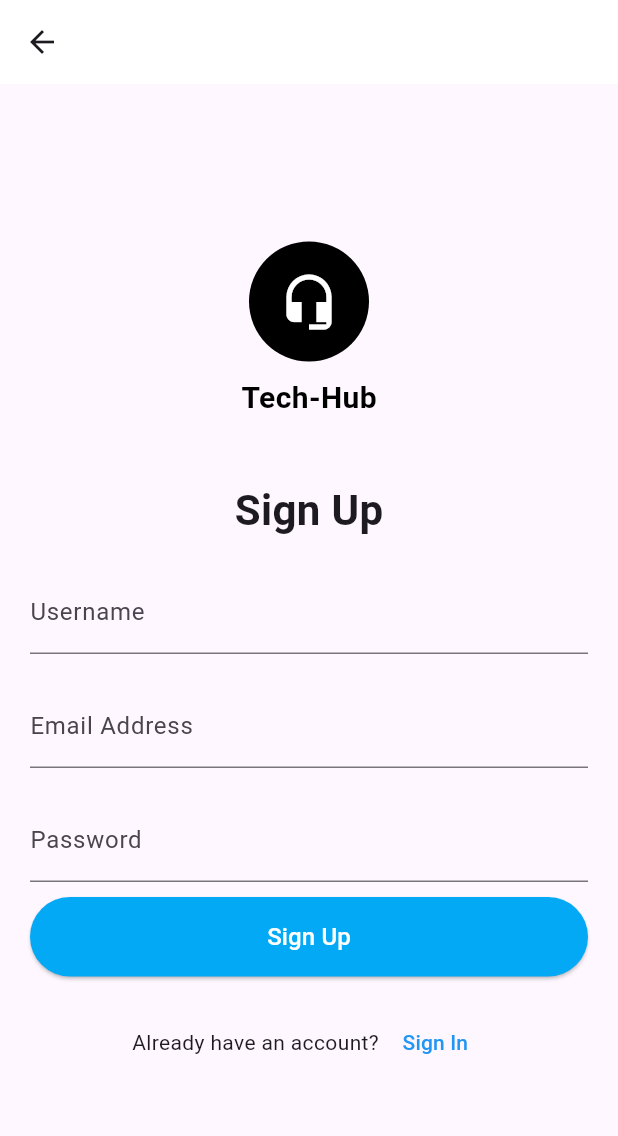
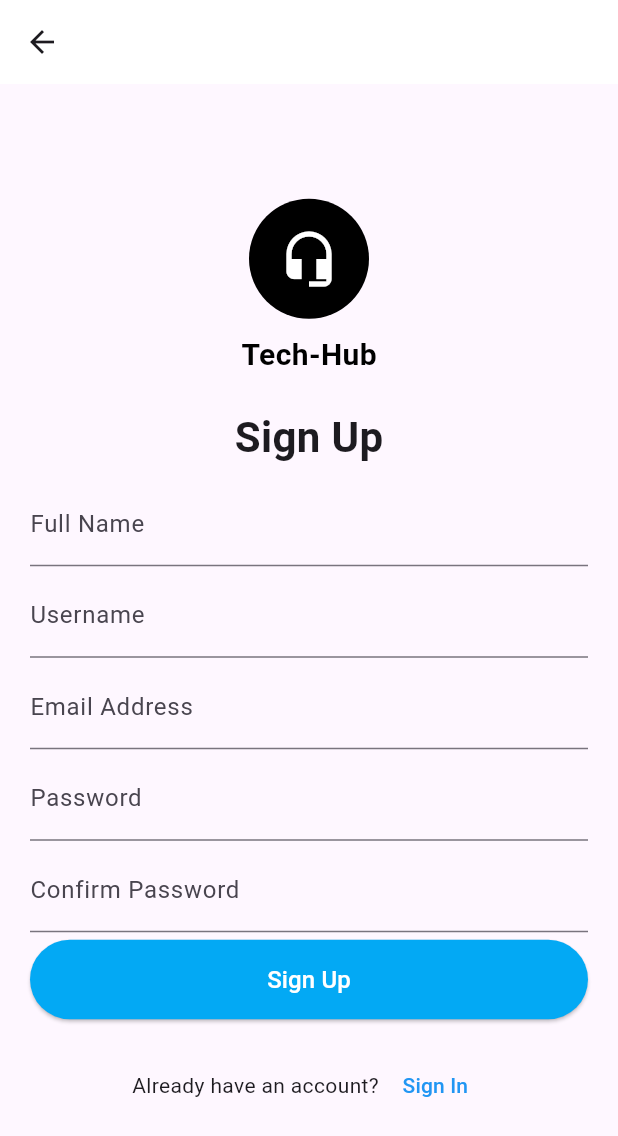
Before and after one commit to Alamatniige/Community-Marketplace, a Flutter app: the screen it shows after launch, after a tap on "Sign Up", on a phone screen of 412 x 824 dp. Shown: the top 1136 px of the screen. Run offline on Flutter 3.47's test engine with Material 3 defaults, Android fonts, the phone set to English and light mode, and no system bars; our stand-ins replace supabase_flutter; accounts and stored records are empty.

Commit message:
Implement user sign-up functionality (50%)

```diff
--- a/techhub/analysis_options.yaml
+++ b/techhub/analysis_options.yaml
@@ -10,6 +10,7 @@
 analyzer:
   errors:
     deprecated_member_use: ignore
+    use_build_context_synchronously: ignore
 include: package:flutter_lints/flutter.yaml
 
 linter:
--- /dev/null
+++ b/techhub/lib/controller/signup_controller.dart
@@ -0,0 +1,48 @@
+import 'package:supabase_flutter/supabase_flutter.dart';
+import 'package:techhub/model/user_model.dart';
+
+class SignUpController {
+  final supabase = Supabase.instance.client;
+
+  Future<void> signUp(String fullName, String username, String email, String password) async {
+    // Create a UserModel instance
+    final user = UserModel(
+      fullName: fullName,
+      username: username,
+      email: email,
+      password: password,
+    );
+
+    try {
+      // Sign up the user with email and password
+      final response = await supabase.auth.signUp(
+        email: user.email,
+        password: user.password,
+      );
+
+      // Ensure the response contains a valid user
+      if (response.user == null) {
+        throw Exception('Failed to sign up. Please try again.');
+      }
+
+      // Insert additional user data into the "profiles" table
+      final insertResponse = await supabase.from('user').insert({
+        'fullName': user.fullName,
+        'username': user.username,
+        'email': user.email,
+        'password': user.password,
+      });
+
+      // If insertResponse doesn't return data, it's considered an error
+      if (insertResponse.data == null) {
+        throw Exception('Error inserting user profile.');
+      }
+
+      // Optional: Handle the successful sign-up process (e.g., navigate to the login page)
+
+    } catch (e) {
+      // Throw a detailed exception for debugging or displaying in UI
+      throw Exception('Sign-up failed: $e');
+    }
+  }
+}
--- a/techhub/lib/main.dart
+++ b/techhub/lib/main.dart
@@ -1,8 +1,16 @@
 import 'package:flutter/material.dart';
 import 'package:techhub/view/signin.dart';
 import 'package:techhub/view/signup.dart';
+import 'package:supabase_flutter/supabase_flutter.dart';
 
-void main() {
+void main() async {
+  WidgetsFlutterBinding.ensureInitialized();
+
+  await Supabase.initialize(
+    url: 'https://juasfqvgaytghlyjvgyl.supabase.co',
+    anonKey: 'eyJhbGciOiJIUzI1NiIsInR5cCI6IkpXVCJ9.eyJpc3MiOiJzdXBhYmFzZSIsInJlZiI6Imp1YXNmcXZnYXl0Z2hseWp2Z3lsIiwicm9sZSI6ImFub24iLCJpYXQiOjE3MzY2OTIxNzMsImV4cCI6MjA1MjI2ODE3M30.ZHau11pVVWhC7diqm_JoEp7XQs8Ap8OL5J816yqR3w0',
+  );
+
   runApp(const MyApp());
 }
 
@@ -17,7 +25,6 @@ class MyApp extends StatelessWidget {
     );
   }
 }
-
 class WelcomePage extends StatelessWidget {
   const WelcomePage({super.key});
 
--- /dev/null
+++ b/techhub/lib/model/user_model.dart
@@ -0,0 +1,13 @@
+class UserModel {
+  final String fullName;
+  final String username;
+  final String email;
+  final String password;
+
+  UserModel({
+    required this.fullName,
+    required this.username,
+    required this.email,
+    required this.password,
+  });
+}
--- a/techhub/lib/view/signup.dart
+++ b/techhub/lib/view/signup.dart
@@ -1,8 +1,17 @@
 import 'package:flutter/material.dart';
+import 'package:techhub/controller/signup_controller.dart';
+import 'package:techhub/model/user_model.dart';
 import 'package:techhub/view/signin.dart';
 
 class SignUpPage extends StatelessWidget {
-  const SignUpPage({super.key});
+  SignUpPage({super.key});
+
+  final _controller = SignUpController();
+  final _fullNameController = TextEditingController();
+  final _usernameController = TextEditingController();
+  final _emailController = TextEditingController();
+  final _passwordController = TextEditingController();
+  final _confirmPasswordController = TextEditingController();
 
   @override
   Widget build(BuildContext context) {
@@ -42,7 +51,7 @@ class SignUpPage extends StatelessWidget {
                   ],
                 ),
               ),
-              SizedBox(height: 40),
+              SizedBox(height: 20),
               // Sign Up Text
               Text(
                 'Sign Up',
@@ -51,37 +60,97 @@ class SignUpPage extends StatelessWidget {
                   fontWeight: FontWeight.bold,
                 ),
               ),
-              SizedBox(height: 20),
+              SizedBox(height: 10),
+              //Name TextField
+              TextField(
+                controller: _fullNameController,
+                decoration: InputDecoration(
+                  labelText: 'Full Name',
+                  border: UnderlineInputBorder(),
+                ),
+              ),
+              SizedBox(height: 5),
               // Username TextField
               TextField(
+                controller: _usernameController,
                 decoration: InputDecoration(
                   labelText: 'Username',
                   border: UnderlineInputBorder(),
                 ),
               ),
-              SizedBox(height: 20),
+              SizedBox(height: 5),
               // Email Address TextField
               TextField(
+                controller: _emailController,
                 decoration: InputDecoration(
                   labelText: 'Email Address',
                   border: UnderlineInputBorder(),
                 ),
               ),
-              SizedBox(height: 20),
+              SizedBox(height: 5),
               // Password TextField
               TextField(
+                controller: _passwordController,
                 obscureText: true,
                 decoration: InputDecoration(
                   labelText: 'Password',
                   border: UnderlineInputBorder(),
                 ),
               ),
-              SizedBox(height: 10),
+              SizedBox(height: 5),
+              // Confirm Password TextField
+              TextField(
+                controller: _confirmPasswordController,
+                obscureText: true,
+                decoration: InputDecoration(
+                  labelText: 'Confirm Password',
+                  border: UnderlineInputBorder(),
+                ),
+              ),
+              SizedBox(height: 5),
               // Sign Up Button
               SizedBox(
                 width: double.infinity,
                 child: ElevatedButton(
-                  onPressed: () {},
+                  onPressed: () async {
+                    final fullName = _fullNameController.text.trim();
+                    final username = _usernameController.text.trim();
+                    final email = _emailController.text.trim();
+                    final password = _passwordController.text.trim();
+                    final confirmPassword = _confirmPasswordController.text.trim();
+
+                    if (fullName.isNotEmpty &&
+                        username.isNotEmpty &&
+                        email.isNotEmpty &&
+                        password.isNotEmpty &&
+                        confirmPassword.isNotEmpty) {
+                      if (password == confirmPassword) {
+                        try {
+                          // Call the signUp method
+                          await _controller.signUp(fullName, username, email, password);
+                          ScaffoldMessenger.of(context).showSnackBar(
+                            SnackBar(content: Text('Sign-up successful!')),
+                          );
+                          Navigator.pushReplacement(
+                            context,
+                            MaterialPageRoute(builder: (context) => SignInPage()),
+                          );
+                        } catch (e) {
+                          ScaffoldMessenger.of(context).showSnackBar(
+                            SnackBar(content: Text('Sign-up failed: $e')),
+                          );
+                        }
+                      } else {
+                        ScaffoldMessenger.of(context).showSnackBar(
+                          SnackBar(content: Text('Passwords do not match')),
+                        );
+                      }
+                    } else {
+                      ScaffoldMessenger.of(context).showSnackBar(
+                        SnackBar(content: Text('All fields are required')),
+                      );
+                    }
+                  },
                   style: ElevatedButton.styleFrom(
                     backgroundColor: Colors.lightBlue,
                     padding: EdgeInsets.symmetric(vertical: 15),
@@ -103,7 +172,7 @@ class SignUpPage extends StatelessWidget {
                   Text("Already have an account? "),
                   TextButton(
                     onPressed: () {
-                      Navigator.push (
+                      Navigator.push(
                         context,
                         MaterialPageRoute(builder: (context) => SignInPage()),
                       );
--- a/techhub/pubspec.yaml
+++ b/techhub/pubspec.yaml
@@ -15,6 +15,7 @@ dependencies:
   # The following adds the Cupertino Icons font to your application.
   # Use with the CupertinoIcons class for iOS style icons.
   cupertino_icons: ^1.0.8
+  supabase_flutter: ^2.8.3
 
 dev_dependencies:
   flutter_test:
```
Also changed, not shown: techhub/lib/services/supabase_service.dart (added, +18 -0 lines), techhub/lib/view/createshop.dart (added, +146 -0 lines), techhub/lib/view/individual.dart (added, +181 -0 lines), techhub/lib/view/profile.dart (+9 -0 lines), techhub/lib/view/sellitem.dart (added, +87 -0 lines), techhub/pubspec.lock, 5 other files.
